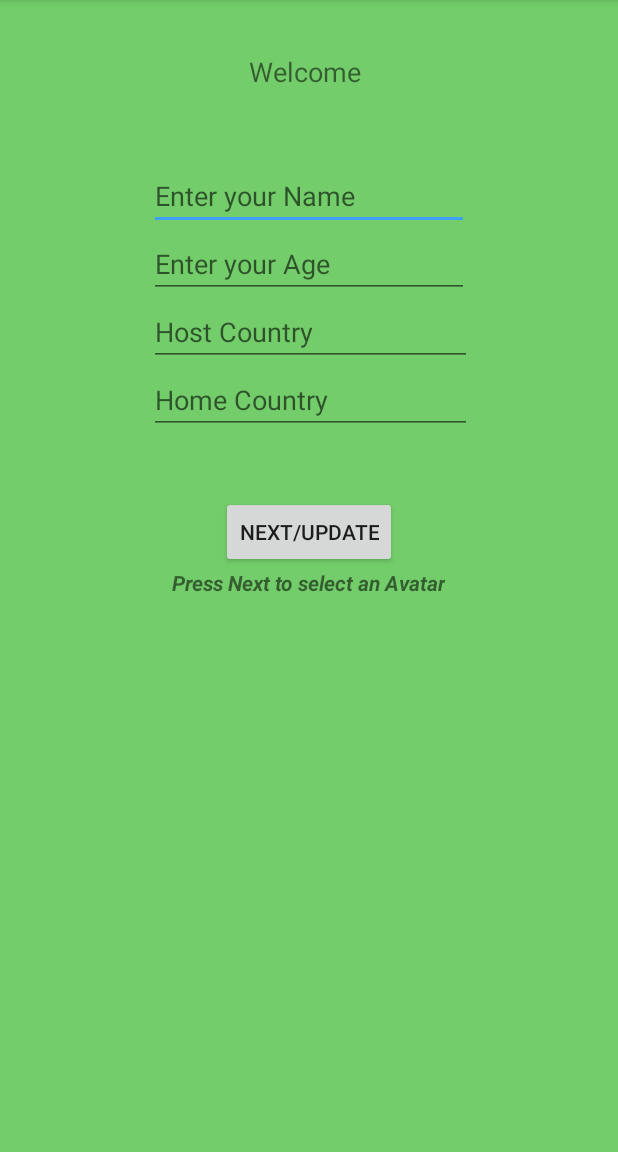
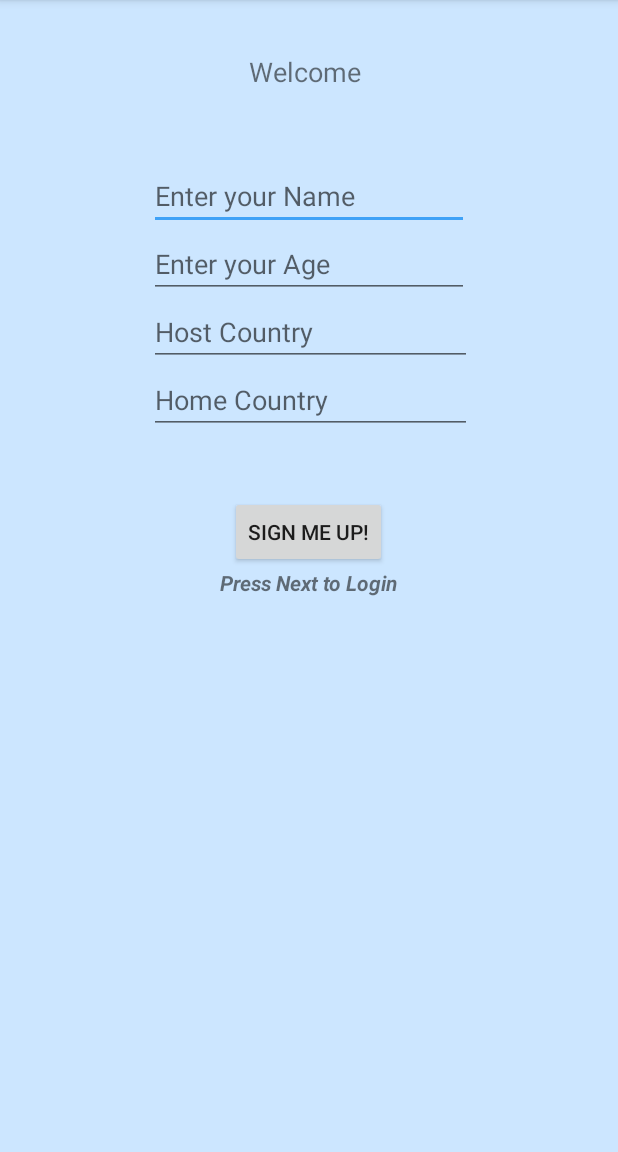
Before and after one commit to vaibhav19sharma/RefEd, an Android app: the WelcomeScreenOne screen opened directly, with no data from a screen before it, on a phone screen of 412 x 824 dp, the part 84-1236 px from its top. Run offline under Robolectric (Android 15) with nearby library versions, the phone set to English and light mode, and no system bars; our stand-ins replace Firebase (no records; nobody signed in at launch, a user with empty details on screens opened directly); libraries missing offline, so code that uses them is left out: com.mukesh.countrypicker.

Commit message:
Changes in the UI and functionality of the app

```diff
--- a/app/src/main/java/com/example/vaibh/refed/Login.java
+++ b/app/src/main/java/com/example/vaibh/refed/Login.java
@@ -66,7 +66,7 @@ public class Login extends AppCompatActivity {
                     public void onComplete(@NonNull Task<AuthResult> task) {
                         progressBar.setVisibility(View.INVISIBLE);
                         if(task.isSuccessful()){
-                            Intent welcome = new Intent(getApplicationContext(),WelcomeScreenOne.class);
+                            Intent welcome = new Intent(getApplicationContext(),UserDashboard.class);
                             welcome.addFlags(Intent.FLAG_ACTIVITY_NEW_TASK);
                             welcome.addFlags(Intent.FLAG_ACTIVITY_CLEAR_TASK);
                             startActivity(welcome);
--- a/app/src/main/java/com/example/vaibh/refed/MathModule1_Part1.java
+++ b/app/src/main/java/com/example/vaibh/refed/MathModule1_Part1.java
@@ -26,7 +26,7 @@ public class MathModule1_Part1 extends AppCompatActivity {
 
         ListView listModules = (ListView) findViewById(R.id.lvParts);
         VideoView vvIntro = findViewById(R.id.vvIntro);
-        Uri uri = Uri.parse("android.resource://"+getPackageName()+"/"+R.raw.part1_intro_video);
+        Uri uri = Uri.parse("android.resource://"+getPackageName()+"/"+R.raw.ratiosandpropotions);
         vvIntro.setVideoPath(uri.toString());
         vvIntro.requestFocus();
         vvIntro.start();
--- a/app/src/main/java/com/example/vaibh/refed/SignUp.java
+++ b/app/src/main/java/com/example/vaibh/refed/SignUp.java
@@ -87,7 +87,7 @@ public class SignUp extends AppCompatActivity {
                                         progressDialog.dismiss();
                                         //User is successfully registered.
                                         // Redirects to Login Activity
-                                        Intent login = new Intent(getApplicationContext(), Login.class);
+                                        Intent login = new Intent(getApplicationContext(), WelcomeScreenOne.class);
                                         startActivity(login);
                                     } else {
                                         // Checks if the user is already registered
--- a/app/src/main/java/com/example/vaibh/refed/UserDashboard.java
+++ b/app/src/main/java/com/example/vaibh/refed/UserDashboard.java
@@ -106,7 +106,7 @@ public class UserDashboard extends AppCompatActivity
 
                 Context c = getApplicationContext();
                 int id = c.getResources().getIdentifier("drawable/"+ imageName, null, c.getPackageName());
-                imgAvatar.setImageResource(id);
+                imgAvatar.setImageResource(R.drawable.profile);
 
                 }
 
--- a/app/src/main/java/com/example/vaibh/refed/WelcomeScreenOne.java
+++ b/app/src/main/java/com/example/vaibh/refed/WelcomeScreenOne.java
@@ -167,7 +167,7 @@ public class WelcomeScreenOne extends AppCompatActivity {
 
                     currentUser.setValue(addInformation);
 
-                    Intent setAvatar = new Intent(getApplicationContext(), Avatars.class);
+                    Intent setAvatar = new Intent(getApplicationContext(), Login.class);
                     startActivity(setAvatar);
                 }
             }
--- a/app/src/main/res/layout/activity_sign_up.xml
+++ b/app/src/main/res/layout/activity_sign_up.xml
@@ -3,6 +3,7 @@
     xmlns:tools="http://schemas.android.com/tools"
     android:layout_width="match_parent"
     android:layout_height="match_parent"
+    android:background="#cce6ff"
     android:fillViewport="true">
     <RelativeLayout xmlns:android="http://schemas.android.com/apk/res/android"
         xmlns:app="http://schemas.android.com/apk/res-auto"
@@ -40,7 +41,7 @@
             android:layout_below="@+id/edtConfirm"
             android:layout_centerHorizontal="true"
             android:layout_marginTop="36dp"
-            android:text="Signup" />
+            android:text="Next " />
 
         <TextView
             android:id="@+id/txtWelcome"
--- a/app/src/main/res/layout/activity_welcome_screen_one.xml
+++ b/app/src/main/res/layout/activity_welcome_screen_one.xml
@@ -4,7 +4,7 @@
     xmlns:tools="http://schemas.android.com/tools"
     android:layout_width="match_parent"
     android:layout_height="match_parent"
-    android:background="#73cd6a"
+    android:background="#cce6ff"
     tools:context="com.example.vaibh.refed.WelcomeScreenOne">
 
     <TextView
@@ -65,7 +65,7 @@
         android:layout_below="@+id/mltHome"
         android:layout_centerHorizontal="true"
         android:layout_marginTop="41dp"
-        android:text="Next/Update" />
+        android:text="Sign me Up!" />
 
     <TextView
         android:id="@+id/txtnext"
@@ -73,7 +73,7 @@
         android:layout_height="wrap_content"
         android:layout_below="@+id/btnSubmit"
         android:layout_centerHorizontal="true"
-        android:text="Press Next to select an Avatar"
+        android:text="Press Next to Login"
         android:textAllCaps="false"
         android:textStyle="bold|italic" />
 
```
Also changed, not shown: app/src/main/java/com/example/vaibh/refed/ModulesPage.java (+14 -5 lines), app/src/main/res/layout/activity_modules_page.xml (+12 -6 lines), app/src/main/res/drawable-xxhdpi/profile.jpeg (added), app/src/main/res/drawable/calculation.png (added), 1 other file.
